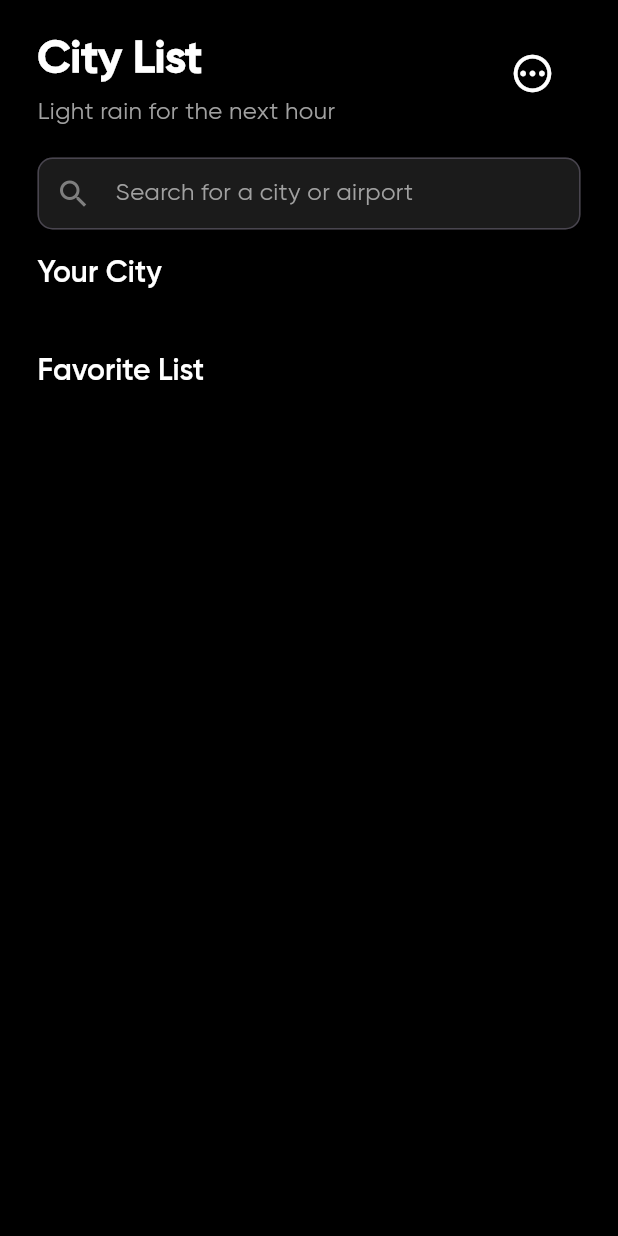
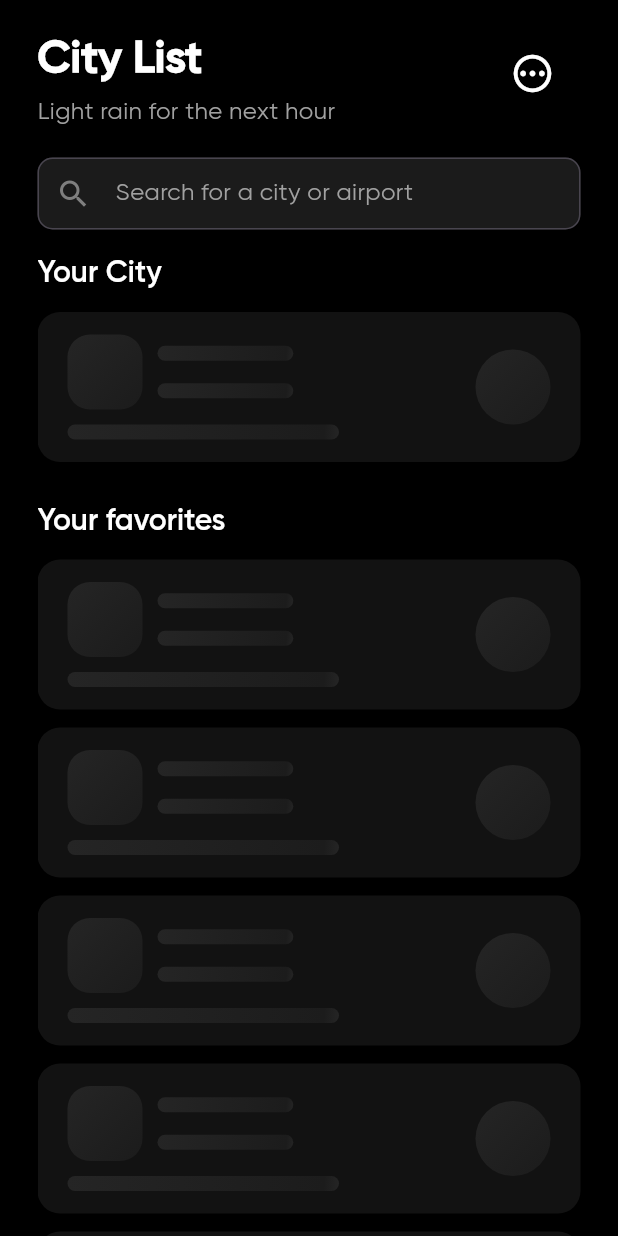
Before and after one commit to HalfSeedLLC/Climature, a Flutter app: the Cities screen opened by its route, on a phone screen of 412 x 824 dp. Run offline on Flutter 3.47's test engine with Material 3 defaults, Android fonts, the phone set to English and light mode, and no system bars; our stand-ins replace equatable, flutter_bloc, flutter_dotenv, go_router, hive, hive_flutter; accounts and stored records are empty; network calls fail; statements that could not run were skipped.

Commit message:
Adds skeleton's to City List

```diff
--- a/lib/pages/cities/cities.dart
+++ b/lib/pages/cities/cities.dart
@@ -1,8 +1,9 @@
 import 'package:flutter/material.dart';
 import 'package:flutter_bloc/flutter_bloc.dart';
 import 'package:weather_app/pages/cities/widgets/city_list/city_list.dart';
+import 'package:weather_app/pages/cities/widgets/weather_card/weather_card_skeleton.dart';
 import 'package:weather_app/pages/city_forecast/city_forecast.dart';
-import 'package:weather_app/pages/cities/widgets/weather_card.dart';
+import 'package:weather_app/pages/cities/widgets/weather_card/weather_card.dart';
 import 'package:weather_app/router/router.dart';
 import 'package:weather_app/theme/colors.dart';
 import 'package:weather_app/utils/utils.dart';
@@ -270,9 +271,9 @@ class _CitiesState extends State<Cities> with TickerProviderStateMixin {
                                                         .headlineSmall,
                                                   ),
                                                   const SizedBox(height: 15),
-                                                  if (state
-                                                      .favoritesMeta.isNotEmpty)
-                                                    WeatherCard(
+                                                  state.isLoading
+                                                      ? const WeatherCardSkeleton()
+                                                      : WeatherCard(
                                                           city: 'Fresno',
                                                           time: '03:22 AM',
                                                           degrees: '12',
@@ -286,15 +287,17 @@ class _CitiesState extends State<Cities> with TickerProviderStateMixin {
                                                               .icon,
                                                           onPressed: () async {
                                                             router.pushNamed(
-                                                            CityForecast.name,
+                                                                CityForecast
+                                                                    .name,
                                                                 pathParameters: {
-                                                              'city': 'Fresno'
+                                                                  'city':
+                                                                      'Fresno'
                                                                 });
                                                           },
                                                         ),
                                                   const SizedBox(height: 30),
                                                   Text(
-                                                    'Favorite List',
+                                                    'Your favorites',
                                                     style: Theme.of(context)
                                                         .textTheme
                                                         .headlineSmall,
@@ -313,15 +316,28 @@ class _CitiesState extends State<Cities> with TickerProviderStateMixin {
                                                               .value,
                                                       duration: const Duration(
                                                           milliseconds: 25),
-                                                      child: Wrap(
+                                                      child: state.isLoading
+                                                          ? Wrap(
                                                               runSpacing: 12,
-                                                        children: List.generate(
-                                                          state.favoritesMeta
+                                                              children:
+                                                                  List.generate(
+                                                                      7,
+                                                                      (i) =>
+                                                                          const WeatherCardSkeleton()),
+                                                            )
+                                                          : Wrap(
+                                                              runSpacing: 12,
+                                                              children:
+                                                                  List.generate(
+                                                                state
+                                                                    .favoritesMeta
                                                                     .length,
-                                                          (i) => WeatherCard(
+                                                                (i) =>
+                                                                    WeatherCard(
                                                                   city: state
                                                                       .favoritesMeta
-                                                                .elementAt(i)
+                                                                      .elementAt(
+                                                                          i)
                                                                       .location
                                                                       .name,
                                                                   time: getUserFriendlyTime(
@@ -333,14 +349,16 @@ class _CitiesState extends State<Cities> with TickerProviderStateMixin {
                                                                           .localTime),
                                                                   degrees: state
                                                                       .favoritesMeta
-                                                                .elementAt(i)
+                                                                      .elementAt(
+                                                                          i)
                                                                       .current
                                                                       .tempF
                                                                       .toStringAsFixed(
                                                                           0),
                                                                   forecast: state
                                                                       .favoritesMeta
-                                                                .elementAt(i)
+                                                                      .elementAt(
+                                                                          i)
                                                                       .current
                                                                       .condition
                                                                       .text,
@@ -352,7 +370,8 @@ class _CitiesState extends State<Cities> with TickerProviderStateMixin {
                                                                           .ev1,
                                                                   iconAsset: state
                                                                       .favoritesMeta
-                                                                .elementAt(i)
+                                                                      .elementAt(
+                                                                          i)
                                                                       .current
                                                                       .condition
                                                                       .icon,
@@ -364,8 +383,7 @@ class _CitiesState extends State<Cities> with TickerProviderStateMixin {
                                                                         pathParameters: {
                                                                           'city': state
                                                                               .favoritesMeta
-                                                                        .elementAt(
-                                                                            i)
+                                                                              .elementAt(i)
                                                                               .location
                                                                               .name
                                                                         });
--- a/lib/pages/cities/widgets/city_list/cubit/city_list_cubit.dart
+++ b/lib/pages/cities/widgets/city_list/cubit/city_list_cubit.dart
@@ -1,7 +1,12 @@
+import 'dart:io';
+
 import 'package:equatable/equatable.dart';
 import 'package:flutter_bloc/flutter_bloc.dart';
+import 'package:hive/hive.dart';
+import 'package:hive_flutter/hive_flutter.dart';
 import 'package:weather_app/models/weather_card_data.dart';
 import 'package:weather_app/respository/weather_repository.dart';
+import 'package:weather_app/storage/hive.dart';
 
 import '../../../../../models/city.dart';
 
@@ -15,8 +20,13 @@ class CityListCubit extends Cubit<CityListState> {
   }
 
   final WeatherRepository weatherRepository;
+  Box<dynamic>? box;
 
   void init() async {
+    await Hive.initFlutter();
+    Hive.registerAdapter(UserAdapter());
+    box = await Hive.openBox<User>('userData');
+
     await fetchFavoritesMeta();
   }
 
@@ -36,6 +46,10 @@ class CityListCubit extends Cubit<CityListState> {
       if (metaData != null) {
         favoritesMeta.add(metaData);
       }
+
+      Future.delayed(const Duration(milliseconds: 700), () {
+        emit(state.copyWith(isLoading: false));
+      });
     }
 
     emit(state.copyWith(favoritesMeta: favoritesMeta));
@@ -45,6 +59,9 @@ class CityListCubit extends Cubit<CityListState> {
     final favorites = [city] + state.favorites;
     emit(state.copyWith(favorites: favorites));
 
+    final userData = User('Fresno', favorites);
+    userData.save();
+
     await fetchFavoritesMeta();
   }
 }
--- a/lib/pages/cities/widgets/city_list/cubit/city_list_state.dart
+++ b/lib/pages/cities/widgets/city_list/cubit/city_list_state.dart
@@ -6,27 +6,32 @@ class CityListState extends Equatable {
     this.favorites = const ['New York', 'Memphis', 'London'],
     this.favoritesMeta = const [],
     this.cities = const [],
+    this.isLoading = true,
   });
 
   final String favoriteCity;
   final List<String> favorites;
   final List<WeatherCardData> favoritesMeta;
   final List<City> cities;
+  final bool isLoading;
 
   @override
-  List<Object?> get props => [favoriteCity, favorites, favoritesMeta, cities];
+  List<Object?> get props =>
+      [favoriteCity, favorites, favoritesMeta, cities, isLoading];
 
   CityListState copyWith({
     String? favoriteCity,
     List<String>? favorites,
     List<WeatherCardData>? favoritesMeta,
     List<City>? cities,
+    bool? isLoading,
   }) {
     return CityListState(
       favoriteCity: favoriteCity ?? this.favoriteCity,
       favorites: favorites ?? this.favorites,
       favoritesMeta: favoritesMeta ?? this.favoritesMeta,
       cities: cities ?? this.cities,
+      isLoading: isLoading ?? this.isLoading,
     );
   }
 }
--- a/lib/pages/cities/widgets/weather_card.dart
+++ b/lib/pages/cities/widgets/weather_card/weather_card.dart
@@ -1,7 +1,7 @@
 import 'package:flutter/material.dart';
 import 'package:weather_app/theme/colors.dart';
 
-import '../../../utils/utils.dart';
+import '../../../../utils/utils.dart';
 
 class WeatherCard extends StatelessWidget {
   const WeatherCard({
--- /dev/null
+++ b/lib/pages/cities/widgets/weather_card/weather_card_skeleton.dart
@@ -0,0 +1,77 @@
+import 'package:flutter/material.dart';
+import 'package:weather_app/widgets/gradient_container.dart';
+
+import '../../../../theme/colors.dart';
+
+class WeatherCardSkeleton extends StatelessWidget {
+  const WeatherCardSkeleton({
+    this.backgroundColor = WeatherColors.ev1,
+    Key? key,
+  }) : super(key: key);
+
+  final Color backgroundColor;
+
+  @override
+  Widget build(BuildContext context) {
+    return LayoutBuilder(builder: (context, constraints) {
+      return DecoratedBox(
+        decoration: BoxDecoration(
+            color: backgroundColor.withOpacity(0.65),
+            borderRadius: BorderRadius.circular(15)),
+        child: SizedBox(
+          height: 100,
+          width: double.infinity,
+          child: Padding(
+            padding: const EdgeInsets.symmetric(vertical: 10, horizontal: 20),
+            child: Row(
+              crossAxisAlignment: CrossAxisAlignment.center,
+              mainAxisAlignment: MainAxisAlignment.spaceBetween,
+              children: [
+                Column(
+                    mainAxisAlignment: MainAxisAlignment.center,
+                    crossAxisAlignment: CrossAxisAlignment.start,
+                    children: [
+                      Row(
+                        crossAxisAlignment: CrossAxisAlignment.center,
+                        children: [
+                          const GradientContainer(
+                            width: 50,
+                            height: 50,
+                            borderRadius: 15,
+                          ),
+                          const SizedBox(
+                            width: 10,
+                          ),
+                          Column(
+                            crossAxisAlignment: CrossAxisAlignment.start,
+                            children: [
+                              GradientContainer(
+                                height: 10,
+                                width: constraints.maxWidth / 4,
+                              ),
+                              const SizedBox(height: 15),
+                              GradientContainer(
+                                height: 10,
+                                width: constraints.maxWidth / 4,
+                              ),
+                            ],
+                          ),
+                        ],
+                      ),
+                      const SizedBox(height: 10),
+                      GradientContainer(
+                          width: constraints.maxWidth / 2, height: 10),
+                    ]),
+                const GradientContainer(
+                  width: 50,
+                  height: 50,
+                  borderRadius: 70,
+                ),
+              ],
+            ),
+          ),
+        ),
+      );
+    });
+  }
+}
--- /dev/null
+++ b/lib/storage/hive.dart
@@ -0,0 +1,25 @@
+import 'package:hive/hive.dart';
+
+class User extends HiveObject {
+  String favoriteCity;
+
+  List<String> favorites;
+
+  User(this.favoriteCity, this.favorites);
+}
+
+class UserAdapter extends TypeAdapter<User> {
+  @override
+  final typeId = 0;
+
+  @override
+  User read(BinaryReader reader) {
+    return User(reader.read(), reader.read())..favorites = reader.read();
+  }
+
+  @override
+  void write(BinaryWriter writer, User obj) {
+    writer.write(obj.favoriteCity);
+    writer.write(obj.favorites);
+  }
+}
--- a/lib/utils/utils.dart
+++ b/lib/utils/utils.dart
@@ -38,7 +38,6 @@ String getUserFriendlyHour({required String dateTime}) {
 }
 
 String hourOf12HourFormat(int hour) {
-  // Convert hour to 12-hour format
   if (hour == 0) {
     return '12';
   } else if (hour <= 12) {
--- /dev/null
+++ b/lib/widgets/gradient_container.dart
@@ -0,0 +1,83 @@
+import 'package:flutter/material.dart';
+
+class GradientContainer extends StatefulWidget {
+  const GradientContainer({
+    this.width = 20,
+    this.height = 20,
+    this.borderRadius = 20,
+    Key? key,
+  }) : super(key: key);
+
+  final double width;
+  final double height;
+  final double borderRadius;
+
+  @override
+  State<GradientContainer> createState() => _GradientContainerState();
+}
+
+class _GradientContainerState extends State<GradientContainer>
+    with TickerProviderStateMixin {
+  late AnimationController _controller;
+  late Animation<double> _animation;
+
+  @override
+  void initState() {
+    super.initState();
+    _controller = AnimationController(
+      vsync: this,
+      duration: const Duration(milliseconds: 600),
+    )..repeat(reverse: true);
+    _animation = CurvedAnimation(parent: _controller, curve: Curves.easeInOut);
+  }
+
+  @override
+  void dispose() {
+    _controller.dispose();
+    super.dispose();
+  }
+
+  @override
+  void didUpdateWidget(GradientContainer oldWidget) {
+    super.didUpdateWidget(oldWidget);
+    if (widget.width != oldWidget.width ||
+        widget.height != oldWidget.height ||
+        widget.borderRadius != oldWidget.borderRadius) {
+      _controller.reset();
+      _controller.forward();
+    }
+  }
+
+  @override
+  Widget build(BuildContext context) {
+    return AnimatedBuilder(
+      animation: _animation,
+      builder: (context, child) {
+        return Container(
+          width: widget.width,
+          height: widget.height,
+          decoration: BoxDecoration(
+            borderRadius: BorderRadius.circular(widget.borderRadius),
+            gradient: LinearGradient(
+              begin: Alignment.topLeft,
+              end: Alignment.bottomRight,
+              colors: const [
+                Color(0xFF252525),
+                Color(0xFF1C1C1C),
+                Color(0xFF252525),
+                Color(0xFF353535)
+              ],
+              stops: [
+                0.0,
+                _animation.value,
+                _animation.value + 0.35,
+                _animation.value + 0.8,
+              ],
+            ),
+          ),
+          child: child,
+        );
+      },
+    );
+  }
+}
--- a/pubspec.yaml
+++ b/pubspec.yaml
@@ -17,6 +17,8 @@ dependencies:
   flutter_bloc: ^8.1.3
   equatable: ^2.0.5
   flutter_dotenv: ^5.1.0
+  hive: ^2.2.3
+  hive_flutter: ^1.1.0
 
 dev_dependencies:
   flutter_test:
```
Also changed, not shown: pubspec.lock. Lines whose indentation alone changed are shown as unchanged.
